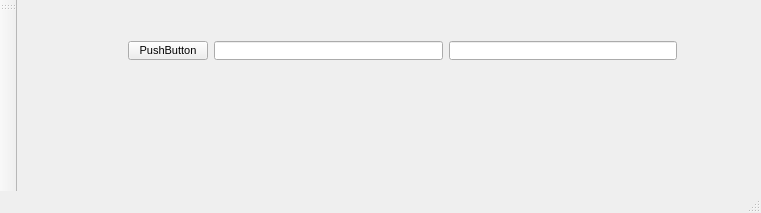
Before: the Qt Designer form Second Term/LAB 4/mainwindow.ui in Osipchik/Cpp, drawn with Qt 5.
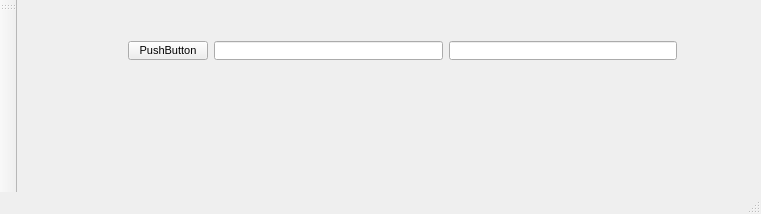
After: the same form once the commit is applied.

Patch:
```diff
--- a/Second Term/LAB 4/mainwindow.ui
+++ b/Second Term/LAB 4/mainwindow.ui
@@ -7,7 +7,7 @@
     <x>0</x>
     <y>0</y>
     <width>761</width>
-    <height>213</height>
+    <height>214</height>
    </rect>
   </property>
   <property name="windowTitle">
```
